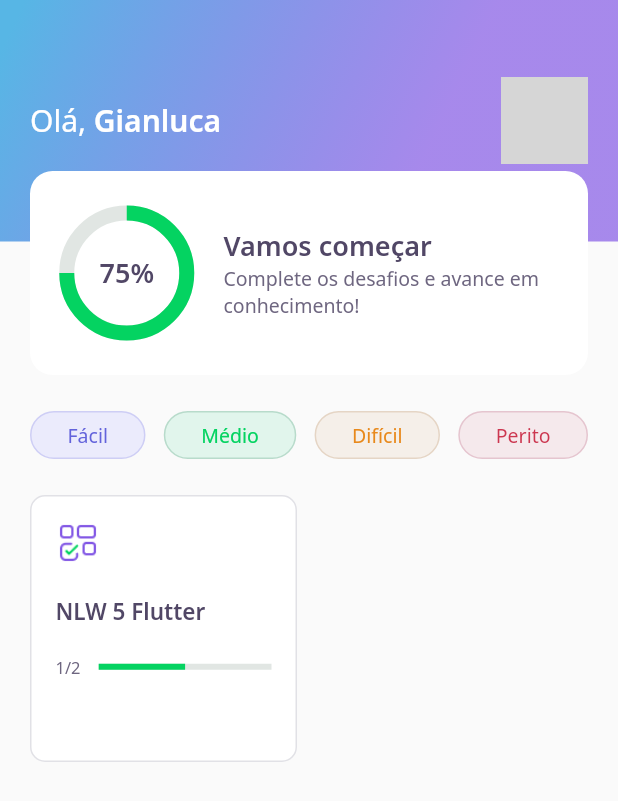
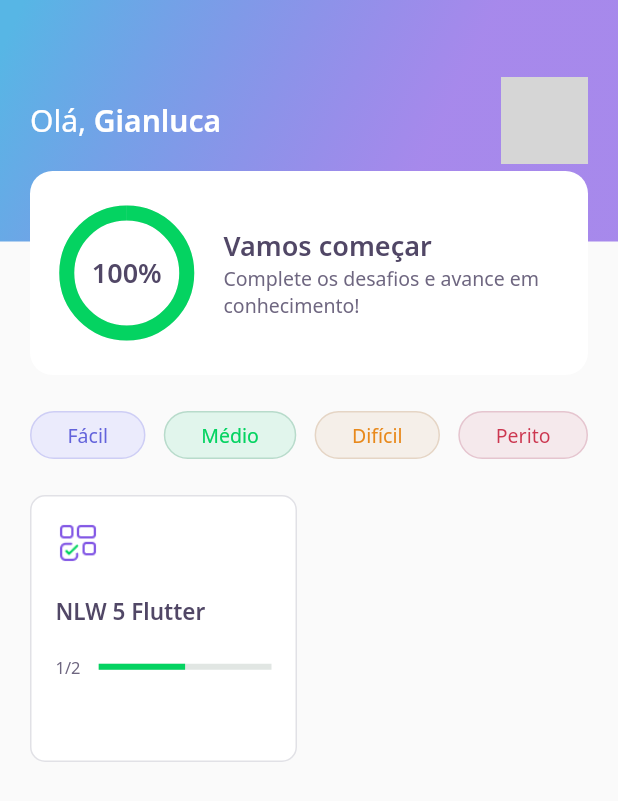
Before and after one commit to gianlucampos/devquiz, a Flutter app: the screen it shows after launch, on a phone screen of 412 x 824 dp. Shown: the top 801 px of the screen. Run offline on Flutter 3.47's test engine with Material 2 defaults, Android fonts, the phone set to English and light mode, and no system bars; our stand-ins replace google_fonts, share_plus; accounts and stored records are empty; network calls fail; grey boxes are pictures that could not be loaded.

Commit message:
dia 05 nlw

```diff
--- a/assets/database/user.json
+++ b/assets/database/user.json
@@ -1,5 +1,5 @@
 {
   "name": "Gianluca",
-  "score": 75,
+  "score": 100,
   "photoUrl": "https://avatars.githubusercontent.com/u/28812519?s=400&u=cbfebbce36d0cfe827ac4098fad73d8cb547ac86&v=4"
 }
--- a/lib/challenge/challenge_controller.dart
+++ b/lib/challenge/challenge_controller.dart
@@ -4,4 +4,6 @@ class ChallengeController {
   final currentPageNotifier = ValueNotifier<int>(1);
   int get currentPage => currentPageNotifier.value;
   set currentPage(int value) => currentPageNotifier.value = value;
+
+  int qtdAnwserRight = 0;
 }
--- a/lib/challenge/widgets/awnser/awnser_widget.dart
+++ b/lib/challenge/widgets/awnser/awnser_widget.dart
@@ -7,7 +7,7 @@ class AwnserWidget extends StatelessWidget {
   final AwnserModel awnser;
   final bool isSelected;
   final bool disabled;
-  final VoidCallback onTap;
+  final ValueChanged<bool> onTap;
 
   const AwnserWidget({
     Key? key,
@@ -41,7 +41,9 @@ class AwnserWidget extends StatelessWidget {
       child: IgnorePointer(
         ignoring: disabled,
         child: GestureDetector(
-          onTap: onTap,
+          onTap: () {
+            onTap(awnser.isRight);
+          },
           child: Container(
             padding: EdgeInsets.all(16),
             decoration: BoxDecoration(
--- a/lib/core/app_widget.dart
+++ b/lib/core/app_widget.dart
@@ -1,12 +1,13 @@
-import 'package:devquiz/home/home_page.dart';
+import 'package:devquiz/splash/splash_page.dart';
 import 'package:flutter/material.dart';
 
 class AppWidget extends StatelessWidget {
   @override
   Widget build(BuildContext context) {
     return MaterialApp(
+      debugShowCheckedModeBanner: false,
       title: "DevQuiz",
-      home: HomePage(),
+      home: SplashPage(),
     );
   }
 }
--- a/lib/home/home_page.dart
+++ b/lib/home/home_page.dart
@@ -66,6 +66,7 @@ class _HomePageState extends State<HomePage> {
                             context,
                             MaterialPageRoute(
                                 builder: (context) => ChallengePage(
+                                      title: e.title,
                                       questions: e.questions,
                                     )));
                       },
--- a/lib/home/widgets/appbar/app_bar_widget.dart
+++ b/lib/home/widgets/appbar/app_bar_widget.dart
@@ -41,7 +41,11 @@ class AppBarWidget extends PreferredSize {
                     ],
                   ),
                 ),
-                Align(alignment: Alignment(0.0, 1.0), child: ScoreCardWidget()),
+                Align(
+                    alignment: Alignment(0.0, 1.0),
+                    child: ScoreCardWidget(
+                      percent: user.score / 100,
+                    )),
               ]),
             ));
 }
--- a/lib/home/widgets/chart/chart_widget.dart
+++ b/lib/home/widgets/chart/chart_widget.dart
@@ -2,13 +2,41 @@ import 'package:devquiz/core/app_colors.dart';
 import 'package:devquiz/core/app_text_styles.dart';
 import 'package:flutter/material.dart';
 
-class ChartWidget extends StatelessWidget {
+class ChartWidget extends StatefulWidget {
+  final double percent;
+
+  const ChartWidget({Key? key, required this.percent}) : super(key: key);
+  @override
+  _ChartWidgetState createState() => _ChartWidgetState();
+}
+
+class _ChartWidgetState extends State<ChartWidget>
+    with SingleTickerProviderStateMixin {
+  late AnimationController _controller;
+  late Animation<double> _animation;
+
+  void _initAnimation() {
+    _controller =
+        AnimationController(vsync: this, duration: Duration(seconds: 3));
+    _animation =
+        Tween<double>(begin: 0.0, end: widget.percent).animate(_controller);
+    _controller.forward();
+  }
+
+  @override
+  void initState() {
+    _initAnimation();
+    super.initState();
+  }
+
   @override
   Widget build(BuildContext context) {
     return Container(
       height: 80,
       width: 80,
-      child: Stack(
+      child: AnimatedBuilder(
+        animation: _animation,
+        builder: (context, _) => Stack(
           children: [
             Center(
               child: Container(
@@ -16,7 +44,7 @@ class ChartWidget extends StatelessWidget {
                 width: 80,
                 child: CircularProgressIndicator(
                   strokeWidth: 10,
-                value: 0.75,
+                  value: _animation.value,
                   backgroundColor: AppColors.chartSecondary,
                   valueColor:
                       AlwaysStoppedAnimation<Color>(AppColors.chartPrimary),
@@ -25,12 +53,13 @@ class ChartWidget extends StatelessWidget {
             ),
             Center(
               child: Text(
-              "75%",
+                "${(_animation.value * 100).toInt()}%",
                 style: AppTextStyles.heading,
               ),
             )
           ],
         ),
+      ),
     );
   }
 }
--- a/lib/home/widgets/score_card/score_card_widget.dart
+++ b/lib/home/widgets/score_card/score_card_widget.dart
@@ -4,6 +4,10 @@ import 'package:devquiz/home/widgets/chart/chart_widget.dart';
 import 'package:flutter/material.dart';
 
 class ScoreCardWidget extends StatelessWidget {
+  final double percent;
+
+  const ScoreCardWidget({Key? key, required this.percent}) : super(key: key);
+
   @override
   Widget build(BuildContext context) {
     return Padding(
@@ -19,7 +23,11 @@ class ScoreCardWidget extends StatelessWidget {
           child: Row(
             crossAxisAlignment: CrossAxisAlignment.center,
             children: [
-              Expanded(flex: 1, child: ChartWidget()),
+              Expanded(
+                  flex: 1,
+                  child: ChartWidget(
+                    percent: percent,
+                  )),
               Expanded(
                 flex: 3,
                 child: Padding(
--- a/lib/splash/splash_page.dart
+++ b/lib/splash/splash_page.dart
@@ -1,10 +1,15 @@
 import 'package:devquiz/core/app_gradients.dart';
 import 'package:devquiz/core/app_images.dart';
+import 'package:devquiz/home/home_page.dart';
 import 'package:flutter/material.dart';
 
 class SplashPage extends StatelessWidget {
   @override
   Widget build(BuildContext context) {
+    Future.delayed(Duration(seconds: 2)).then((_) => Navigator.pushReplacement(
+          context,
+          MaterialPageRoute(builder: (context) => HomePage()),
+        ));
     return Scaffold(
       body: Container(
         decoration: BoxDecoration(
--- a/pubspec.yaml
+++ b/pubspec.yaml
@@ -10,6 +10,7 @@ dependencies:
     sdk: flutter
   cupertino_icons: ^1.0.2
   google_fonts: ^2.0.0
+  share_plus: ^2.0.3
 
 dev_dependencies:
   flutter_test:
```
Also changed, not shown: lib/challenge/challenge_page.dart (+20 -4 lines), lib/challenge/widgets/next_button/next_button_widget.dart (+7 -0 lines), lib/challenge/widgets/quiz/quiz_widget.dart (+4 -4 lines), lib/result/result_page.dart (added, +87 -0 lines), assets/images/trophy.png, pubspec.lock. Lines whose indentation alone changed are shown as unchanged.
